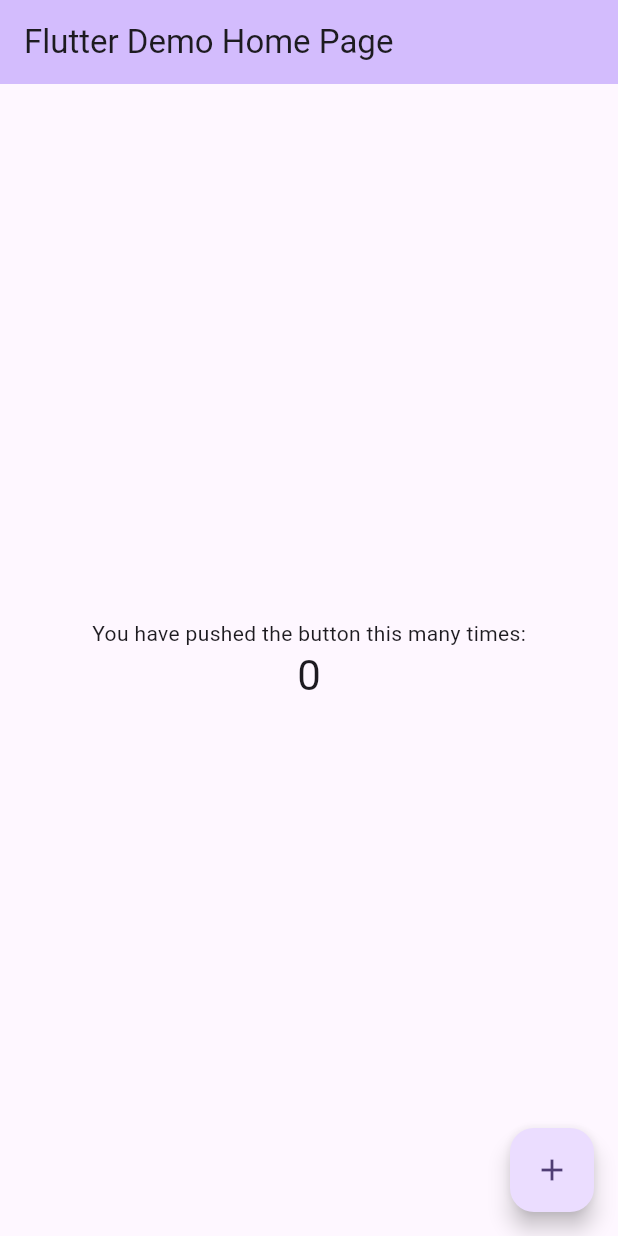
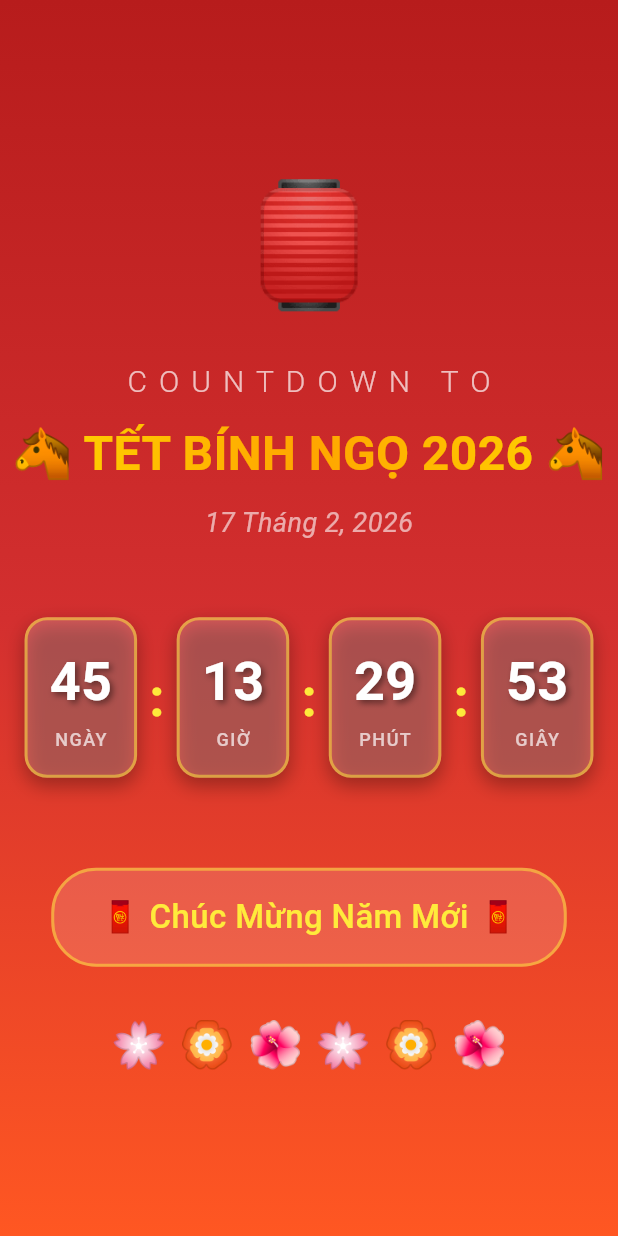
Before and after one commit to thuctv2000/flutter-web, a Flutter app: the screen it shows after launch, on a phone screen of 412 x 824 dp. Run offline on Flutter 3.47's test engine with Material 3 defaults, Android fonts, the phone set to English and light mode, and no system bars.

Commit message:
feat: replace default counter app with a Tết 2026 countdown timer featuring a themed UI.

```diff
--- a/lib/main.dart
+++ b/lib/main.dart
@@ -1,4 +1,5 @@
 import 'package:flutter/material.dart';
+import 'dart:async';
 
 void main() {
   runApp(const MyApp());
@@ -7,119 +8,263 @@ void main() {
 class MyApp extends StatelessWidget {
   const MyApp({super.key});
 
-  // This widget is the root of your application.
   @override
   Widget build(BuildContext context) {
     return MaterialApp(
-      title: 'Flutter Demo',
+      title: 'Countdown to Tết 2026',
+      debugShowCheckedModeBanner: false,
       theme: ThemeData(
-        // This is the theme of your application.
-        //
-        // TRY THIS: Try running your application with "flutter run". You'll see
-        // the application has a purple toolbar. Then, without quitting the app,
-        // try changing the seedColor in the colorScheme below to Colors.green
-        // and then invoke "hot reload" (save your changes or press the "hot
-        // reload" button in a Flutter-supported IDE, or press "r" if you used
-        // the command line to start the app).
-        //
-        // Notice that the counter didn't reset back to zero; the application
-        // state is not lost during the reload. To reset the state, use hot
-        // restart instead.
-        //
-        // This works for code too, not just values: Most code changes can be
-        // tested with just a hot reload.
-        colorScheme: ColorScheme.fromSeed(seedColor: Colors.deepPurple),
+        colorScheme: ColorScheme.fromSeed(
+          seedColor: Colors.red,
+          brightness: Brightness.dark,
+        ),
         useMaterial3: true,
       ),
-      home: const MyHomePage(title: 'Flutter Demo Home Page'),
+      home: const TetCountdownPage(),
     );
   }
 }
 
-class MyHomePage extends StatefulWidget {
-  const MyHomePage({super.key, required this.title});
-
-  // This widget is the home page of your application. It is stateful, meaning
-  // that it has a State object (defined below) that contains fields that affect
-  // how it looks.
-
-  // This class is the configuration for the state. It holds the values (in this
-  // case the title) provided by the parent (in this case the App widget) and
-  // used by the build method of the State. Fields in a Widget subclass are
-  // always marked "final".
-
-  final String title;
+class TetCountdownPage extends StatefulWidget {
+  const TetCountdownPage({super.key});
 
   @override
-  State<MyHomePage> createState() => _MyHomePageState();
+  State<TetCountdownPage> createState() => _TetCountdownPageState();
 }
 
-class _MyHomePageState extends State<MyHomePage> {
-  int _counter = 0;
+class _TetCountdownPageState extends State<TetCountdownPage> {
+  // Tết Nguyên Đán 2026: 17/02/2026 (Mùng 1 Tết - Năm Bính Ngọ)
+  final DateTime tetDate = DateTime(2026, 2, 17, 0, 0, 0);
 
-  void _incrementCounter() {
+  Duration _remaining = Duration.zero;
+  Timer? _timer;
+
+  @override
+  void initState() {
+    super.initState();
+    _updateRemaining();
+    _timer = Timer.periodic(const Duration(seconds: 1), (timer) {
+      _updateRemaining();
+    });
+  }
+
+  void _updateRemaining() {
+    final now = DateTime.now();
     setState(() {
-      // This call to setState tells the Flutter framework that something has
-      // changed in this State, which causes it to rerun the build method below
-      // so that the display can reflect the updated values. If we changed
-      // _counter without calling setState(), then the build method would not be
-      // called again, and so nothing would appear to happen.
-      _counter++;
+      _remaining = tetDate.difference(now);
+      if (_remaining.isNegative) {
+        _remaining = Duration.zero;
+      }
     });
   }
 
   @override
+  void dispose() {
+    _timer?.cancel();
+    super.dispose();
+  }
+
+  @override
   Widget build(BuildContext context) {
-    // This method is rerun every time setState is called, for instance as done
-    // by the _incrementCounter method above.
-    //
-    // The Flutter framework has been optimized to make rerunning build methods
-    // fast, so that you can just rebuild anything that needs updating rather
-    // than having to individually change instances of widgets.
+    final days = _remaining.inDays;
+    final hours = _remaining.inHours % 24;
+    final minutes = _remaining.inMinutes % 60;
+    final seconds = _remaining.inSeconds % 60;
+
     return Scaffold(
-      appBar: AppBar(
-        // TRY THIS: Try changing the color here to a specific color (to
-        // Colors.amber, perhaps?) and trigger a hot reload to see the AppBar
-        // change color while the other colors stay the same.
-        backgroundColor: Theme.of(context).colorScheme.inversePrimary,
-        // Here we take the value from the MyHomePage object that was created by
-        // the App.build method, and use it to set our appbar title.
-        title: Text(widget.title),
+      body: Container(
+        decoration: const BoxDecoration(
+          gradient: LinearGradient(
+            begin: Alignment.topCenter,
+            end: Alignment.bottomCenter,
+            colors: [
+              Color(0xFFB71C1C), // Dark red
+              Color(0xFFD32F2F), // Red
+              Color(0xFFFF5722), // Orange red
+            ],
           ),
-      body: Center(
-        // Center is a layout widget. It takes a single child and positions it
-        // in the middle of the parent.
+        ),
+        child: SafeArea(
+          child: Center(
             child: Column(
-          // Column is also a layout widget. It takes a list of children and
-          // arranges them vertically. By default, it sizes itself to fit its
-          // children horizontally, and tries to be as tall as its parent.
-          //
-          // Column has various properties to control how it sizes itself and
-          // how it positions its children. Here we use mainAxisAlignment to
-          // center the children vertically; the main axis here is the vertical
-          // axis because Columns are vertical (the cross axis would be
-          // horizontal).
-          //
-          // TRY THIS: Invoke "debug painting" (choose the "Toggle Debug Paint"
-          // action in the IDE, or press "p" in the console), to see the
-          // wireframe for each widget.
               mainAxisAlignment: MainAxisAlignment.center,
-          children: <Widget>[
+              children: [
+                // Lantern decoration
                 const Text(
-              'You have pushed the button this many times:',
+                  '🏮',
+                  style: TextStyle(fontSize: 80),
                 ),
-            Text(
-              '$_counter',
-              style: Theme.of(context).textTheme.headlineMedium,
+                const SizedBox(height: 20),
+
+                // Title
+                const Text(
+                  'COUNTDOWN TO',
+                  style: TextStyle(
+                    fontSize: 20,
+                    fontWeight: FontWeight.w300,
+                    letterSpacing: 8,
+                    color: Colors.white70,
+                  ),
+                ),
+                const SizedBox(height: 10),
+
+                // Tết Title with decoration
+                ShaderMask(
+                  shaderCallback: (bounds) => const LinearGradient(
+                    colors: [
+                      Color(0xFFFFD700),
+                      Color(0xFFFFA500),
+                      Color(0xFFFFD700),
+                    ],
+                  ).createShader(bounds),
+                  child: const Text(
+                    '🐴 TẾT BÍNH NGỌ 2026 🐴',
+                    style: TextStyle(
+                      fontSize: 32,
+                      fontWeight: FontWeight.bold,
+                      color: Colors.white,
+                    ),
+                  ),
+                ),
+
+                const SizedBox(height: 10),
+                const Text(
+                  '17 Tháng 2, 2026',
+                  style: TextStyle(
+                    fontSize: 18,
+                    color: Colors.white60,
+                    fontStyle: FontStyle.italic,
+                  ),
+                ),
+
+                const SizedBox(height: 50),
+
+                // Countdown boxes
+                if (_remaining == Duration.zero)
+                  const Text(
+                    '🎊 CHÚC MỪNG NĂM MỚI! 🎊',
+                    style: TextStyle(
+                      fontSize: 36,
+                      fontWeight: FontWeight.bold,
+                      color: Colors.yellow,
+                    ),
+                  )
+                else
+                  Row(
+                    mainAxisAlignment: MainAxisAlignment.center,
+                    children: [
+                      _buildTimeBox(days.toString().padLeft(2, '0'), 'NGÀY'),
+                      _buildSeparator(),
+                      _buildTimeBox(hours.toString().padLeft(2, '0'), 'GIỜ'),
+                      _buildSeparator(),
+                      _buildTimeBox(minutes.toString().padLeft(2, '0'), 'PHÚT'),
+                      _buildSeparator(),
+                      _buildTimeBox(seconds.toString().padLeft(2, '0'), 'GIÂY'),
+                    ],
+                  ),
+
+                const SizedBox(height: 60),
+
+                // Greeting message
+                Container(
+                  padding:
+                      const EdgeInsets.symmetric(horizontal: 30, vertical: 15),
+                  decoration: BoxDecoration(
+                    color: Colors.white.withOpacity(0.15),
+                    borderRadius: BorderRadius.circular(30),
+                    border: Border.all(
+                      color: Colors.yellow.withOpacity(0.5),
+                      width: 2,
+                    ),
+                  ),
+                  child: const Text(
+                    '🧧 Chúc Mừng Năm Mới 🧧',
+                    style: TextStyle(
+                      fontSize: 22,
+                      fontWeight: FontWeight.w500,
+                      color: Colors.yellow,
+                    ),
+                  ),
+                ),
+
+                const SizedBox(height: 30),
+
+                // Flower decorations
+                const Text(
+                  '🌸 🏵️ 🌺 🌸 🏵️ 🌺',
+                  style: TextStyle(fontSize: 30),
                 ),
               ],
             ),
           ),
-      floatingActionButton: FloatingActionButton(
-        onPressed: _incrementCounter,
-        tooltip: 'Increment',
-        child: const Icon(Icons.add),
-      ), // This trailing comma makes auto-formatting nicer for build methods.
+        ),
+      ),
+    );
+  }
+
+  Widget _buildTimeBox(String value, String label) {
+    return Container(
+      width: 75,
+      padding: const EdgeInsets.symmetric(vertical: 15),
+      decoration: BoxDecoration(
+        color: Colors.white.withOpacity(0.2),
+        borderRadius: BorderRadius.circular(15),
+        border: Border.all(
+          color: Colors.yellow.withOpacity(0.5),
+          width: 2,
+        ),
+        boxShadow: [
+          BoxShadow(
+            color: Colors.black.withOpacity(0.3),
+            blurRadius: 10,
+            offset: const Offset(0, 5),
+          ),
+        ],
+      ),
+      child: Column(
+        mainAxisSize: MainAxisSize.min,
+        children: [
+          Text(
+            value,
+            style: const TextStyle(
+              fontSize: 36,
+              fontWeight: FontWeight.bold,
+              color: Colors.white,
+              shadows: [
+                Shadow(
+                  color: Colors.black45,
+                  blurRadius: 5,
+                  offset: Offset(2, 2),
+                ),
+              ],
+            ),
+          ),
+          const SizedBox(height: 5),
+          Text(
+            label,
+            style: const TextStyle(
+              fontSize: 12,
+              fontWeight: FontWeight.w500,
+              color: Colors.white70,
+              letterSpacing: 1,
+            ),
+          ),
+        ],
+      ),
+    );
+  }
+
+  Widget _buildSeparator() {
+    return const Padding(
+      padding: EdgeInsets.symmetric(horizontal: 8),
+      child: Text(
+        ':',
+        style: TextStyle(
+          fontSize: 36,
+          fontWeight: FontWeight.bold,
+          color: Colors.yellow,
+        ),
+      ),
     );
   }
 }
```
Lines whose indentation alone changed are shown as unchanged.
